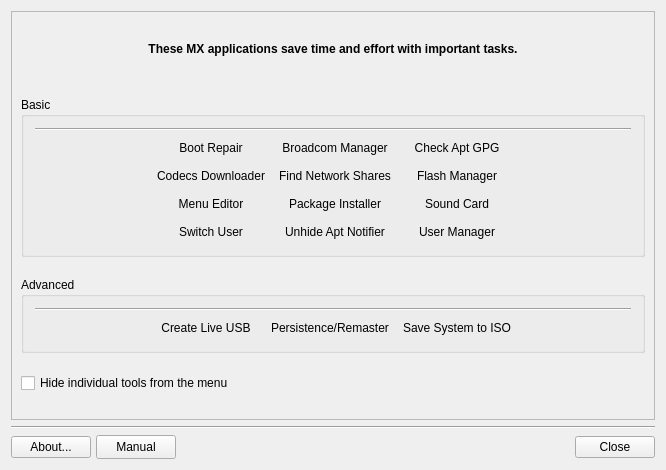
Old version of the form mxtools.ui in the repository AdrianTM/mx-tools.
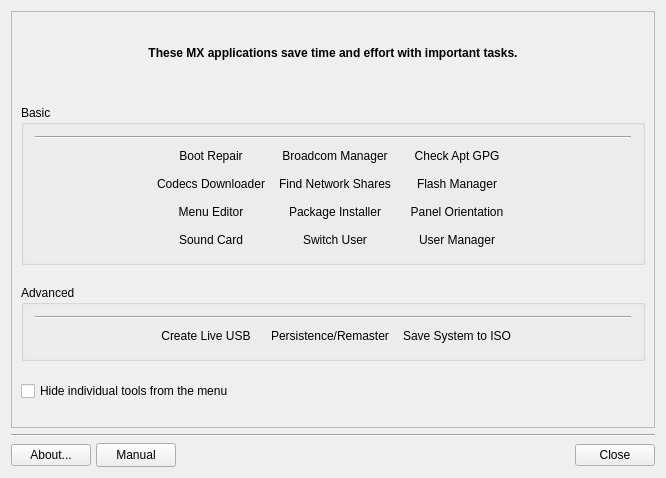
New version of the form. Icons and pictures are not drawn. Custom widgets are drawn as their Qt base class.

Commit message: add panel-orientation tool

What changed in the file:
```diff
--- a/mxtools.ui
+++ b/mxtools.ui
@@ -7,7 +7,7 @@
     <x>0</x>
     <y>0</y>
     <width>666</width>
-    <height>470</height>
+    <height>478</height>
    </rect>
   </property>
   <property name="windowTitle">
@@ -348,40 +348,6 @@
          <bool>false</bool>
         </property>
         <layout class="QGridLayout" name="gridLayout_3">
-         <item row="4" column="2">
-          <widget class="FlatButton" name="buttonAptNotifier">
-           <property name="toolTip">
-            <string>Show the tray applet to notify of system and application updates.</string>
-           </property>
-           <property name="text">
-            <string>Unhide Apt Notifier</string>
-           </property>
-           <property name="icon">
-            <iconset>
-             <normaloff>../../../../../../../../usr/share/icons/mnotify-some.png</normaloff>../../../../../../../../usr/share/icons/mnotify-some.png</iconset>
-           </property>
-           <property name="flat">
-            <bool>true</bool>
-           </property>
-          </widget>
-         </item>
-         <item row="4" column="1">
-          <widget class="FlatButton" name="buttonSwitchUser">
-           <property name="toolTip">
-            <string>Switch users without logging out.</string>
-           </property>
-           <property name="text">
-            <string>Switch User</string>
-           </property>
-           <property name="icon">
-            <iconset>
-             <normaloff>../../../../../../../../usr/share/icons/Tango/scalable/apps/system-users.svg</normaloff>../../../../../../../../usr/share/icons/Tango/scalable/apps/system-users.svg</iconset>
-           </property>
-           <property name="flat">
-            <bool>true</bool>
-           </property>
-          </widget>
-         </item>
          <item row="4" column="3">
           <widget class="FlatButton" name="buttonUser">
            <property name="font">
@@ -550,23 +516,6 @@
            </property>
           </widget>
          </item>
-         <item row="3" column="3">
-          <widget class="FlatButton" name="buttonSoundCard">
-           <property name="toolTip">
-            <string>Select the sound card you want to use.</string>
-           </property>
-           <property name="text">
-            <string>Sound Card</string>
-           </property>
-           <property name="icon">
-            <iconset>
-             <normaloff>../../../../../../../usr/share/icons/Faenza-Cupertino-mini/status/16/audio-volume-medium.png</normaloff>../../../../../../../usr/share/icons/Faenza-Cupertino-mini/status/16/audio-volume-medium.png</iconset>
-           </property>
-           <property name="flat">
-            <bool>true</bool>
-           </property>
-          </widget>
-         </item>
          <item row="3" column="1">
           <widget class="FlatButton" name="buttonMenuEditor">
            <property name="toolTip">
@@ -616,6 +565,54 @@
            </property>
           </widget>
          </item>
+         <item row="4" column="2">
+          <widget class="FlatButton" name="buttonSwitchUser">
+           <property name="toolTip">
+            <string>Switch users without logging out.</string>
+           </property>
+           <property name="text">
+            <string>Switch User</string>
+           </property>
+           <property name="icon">
+            <iconset>
+             <normaloff>../../../../../../../../usr/share/icons/Tango/scalable/apps/system-users.svg</normaloff>../../../../../../../../usr/share/icons/Tango/scalable/apps/system-users.svg</iconset>
+           </property>
+           <property name="flat">
+            <bool>true</bool>
+           </property>
+          </widget>
+         </item>
+         <item row="4" column="1">
+          <widget class="FlatButton" name="buttonSoundCard">
+           <property name="toolTip">
+            <string>Select the sound card you want to use.</string>
+           </property>
+           <property name="text">
+            <string>Sound Card</string>
+           </property>
+           <property name="icon">
+            <iconset>
+             <normaloff>../../../../../../../usr/share/icons/Faenza-Cupertino-mini/status/16/audio-volume-medium.png</normaloff>../../../../../../../usr/share/icons/Faenza-Cupertino-mini/status/16/audio-volume-medium.png</iconset>
+           </property>
+           <property name="flat">
+            <bool>true</bool>
+           </property>
+          </widget>
+         </item>
+         <item row="3" column="3">
+          <widget class="FlatButton" name="buttonPanelOrientation">
+           <property name="text">
+            <string>Panel Orientation</string>
+           </property>
+           <property name="icon">
+            <iconset>
+             <normaloff>../../../../../../../usr/share/pixmaps/mx/mx-panel-orientation.png</normaloff>../../../../../../../usr/share/pixmaps/mx/mx-panel-orientation.png</iconset>
+           </property>
+           <property name="flat">
+            <bool>true</bool>
+           </property>
+          </widget>
+         </item>
         </layout>
        </widget>
       </item>
```
The commit also changes 23 other files.
